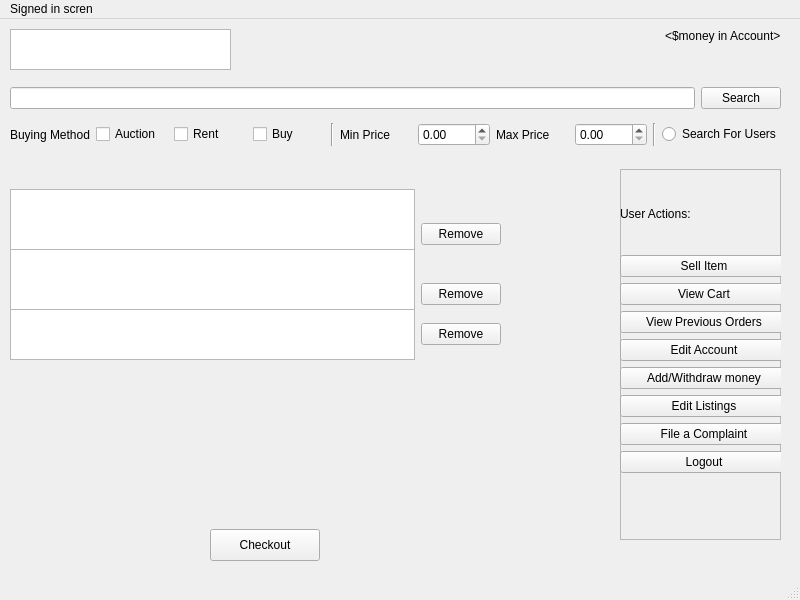
Old version of the form GUI templates/Users/user_view_cart.ui in the repository s1cyan/rent-buy-sell322.
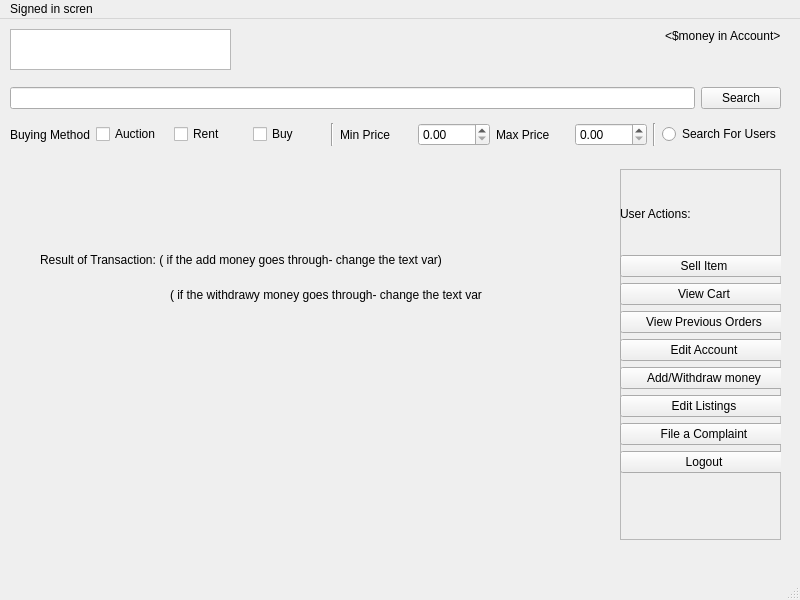
New version of the form.

Commit message: Pushed some ui files - probably only I will use them for reference

The edit to the form file:
```diff
--- a/GUI templates/Users/user_view_cart.ui
+++ b/GUI templates/Users/user_view_cart.ui
@@ -240,85 +240,32 @@
      </item>
     </layout>
    </widget>
-   <widget class="QWidget" name="layoutWidget_2">
+   <widget class="QLabel" name="label_3">
     <property name="geometry">
      <rect>
-      <x>10</x>
-      <y>230</y>
-      <width>491</width>
-      <height>90</height>
+      <x>40</x>
+      <y>210</y>
+      <width>511</width>
+      <height>61</height>
      </rect>
     </property>
-    <layout class="QHBoxLayout" name="horizontalLayout_5">
-     <item>
-      <widget class="QTableView" name="tableView_2"/>
-     </item>
-     <item>
-      <widget class="QPushButton" name="pushButton_2">
-       <property name="text">
-        <string>Remove</string>
-       </property>
-      </widget>
-     </item>
-    </layout>
+    <property name="text">
+     <string>Result of Transaction: ( if the add money goes through- change the text var)</string>
+    </property>
    </widget>
-   <widget class="QWidget" name="layoutWidget_3">
+   <widget class="QLabel" name="label_4">
     <property name="geometry">
      <rect>
-      <x>10</x>
-      <y>290</y>
-      <width>491</width>
+      <x>170</x>
+      <y>250</y>
+      <width>351</width>
       <height>51</height>
      </rect>
     </property>
-    <layout class="QHBoxLayout" name="horizontalLayout_6">
-     <item>
-      <widget class="QTableView" name="tableView_3"/>
-     </item>
-     <item>
-      <widget class="QPushButton" name="pushButton_3">
-       <property name="text">
-        <string>Remove</string>
-       </property>
-      </widget>
-     </item>
-    </layout>
-   </widget>
-   <widget class="QPushButton" name="pushButton_4">
-    <property name="geometry">
-     <rect>
-      <x>210</x>
-      <y>510</y>
-      <width>110</width>
-      <height>32</height>
-     </rect>
-    </property>
     <property name="text">
-     <string>Checkout</string>
+     <string>( if the withdrawy money goes through- change the text var</string>
     </property>
    </widget>
-   <widget class="QWidget" name="">
-    <property name="geometry">
-     <rect>
-      <x>10</x>
-      <y>170</y>
-      <width>491</width>
-      <height>90</height>
-     </rect>
-    </property>
-    <layout class="QHBoxLayout" name="horizontalLayout_4">
-     <item>
-      <widget class="QTableView" name="tableView"/>
-     </item>
-     <item>
-      <widget class="QPushButton" name="pushButton">
-       <property name="text">
-        <string>Remove</string>
-       </property>
-      </widget>
-     </item>
-    </layout>
-   </widget>
    <zorder>layoutWidget</zorder>
    <zorder>frame</zorder>
    <zorder>layoutWidget</zorder>
```
Left out of the diff: 7 changed lines with no effect on the pictures. The commit also changes 1 other file.
